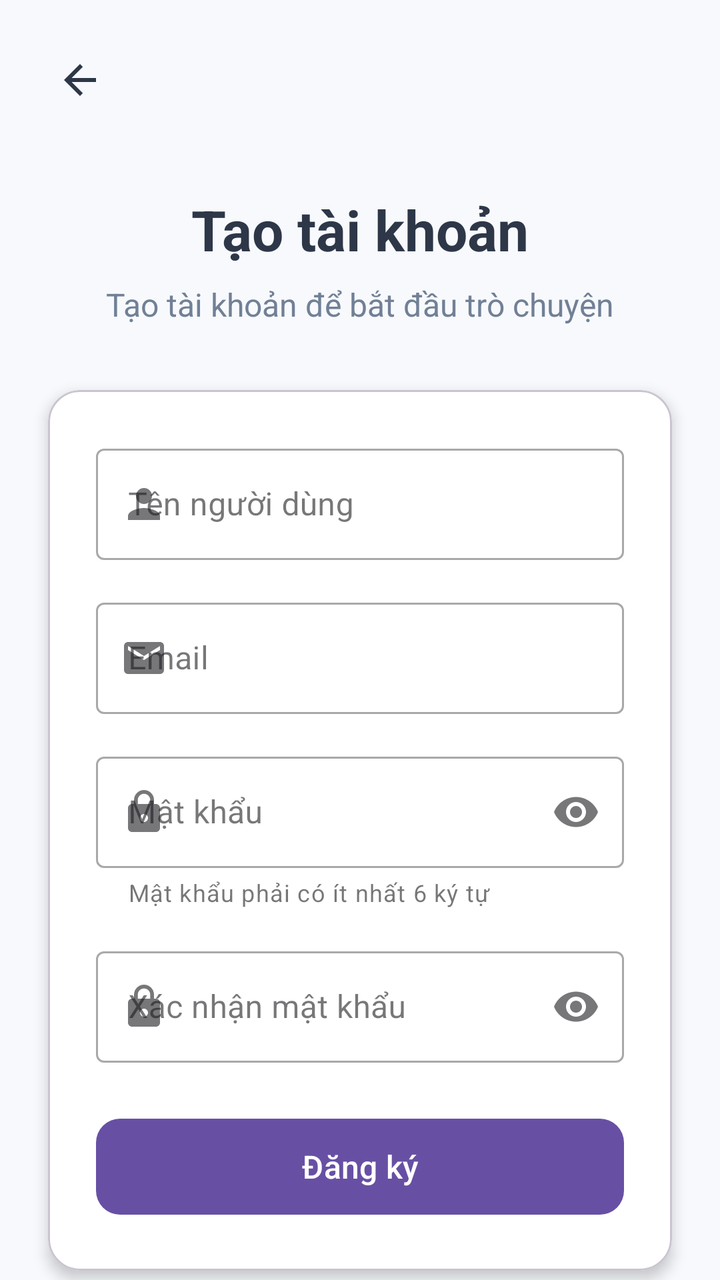
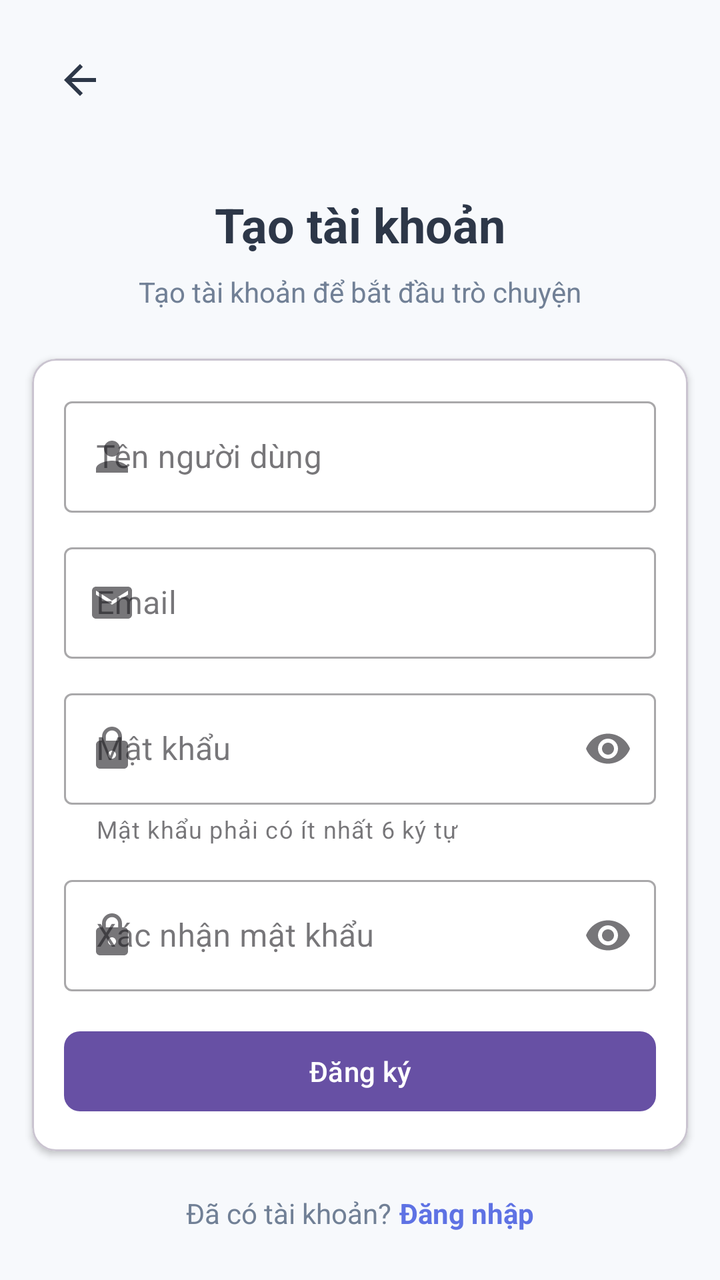

Before-and-after screenshots of an Android layout around one commit, followed by the original layout XML and the change that was made.
<!-- AndroidManifest.xml: application theme Theme.VibeChat -->
<!-- res/layout/activity_register.xml -->
<?xml version="1.0" encoding="utf-8"?>
<androidx.constraintlayout.widget.ConstraintLayout xmlns:android="http://schemas.android.com/apk/res/android"
    xmlns:app="http://schemas.android.com/apk/res-auto"
    android:layout_width="match_parent"
    android:layout_height="match_parent"
    android:background="@color/colorBackground">

    <ImageButton
        android:id="@+id/backButton"
        android:layout_width="48dp"
        android:layout_height="48dp"
        android:layout_margin="16dp"
        android:background="?attr/selectableItemBackgroundBorderless"
        android:contentDescription="@string/back"
        android:src="@drawable/ic_back"
        app:layout_constraintStart_toStartOf="parent"
        app:layout_constraintTop_toTopOf="parent"
        app:tint="@color/colorTextPrimary" />

    <TextView
        android:id="@+id/titleTextView"
        android:layout_width="wrap_content"
        android:layout_height="wrap_content"
        android:layout_marginTop="32dp"
        android:text="@string/create_account"
        android:textColor="@color/colorTextPrimary"
        android:textSize="28sp"
        android:textStyle="bold"
        app:layout_constraintEnd_toEndOf="parent"
        app:layout_constraintStart_toStartOf="parent"
        app:layout_constraintTop_toBottomOf="@id/backButton" />

    <TextView
        android:id="@+id/subtitleTextView"
        android:layout_width="wrap_content"
        android:layout_height="wrap_content"
        android:layout_marginTop="8dp"
        android:text="@string/register_subtitle"
        android:textColor="@color/colorTextSecondary"
        android:textSize="16sp"
        app:layout_constraintEnd_toEndOf="parent"
        app:layout_constraintStart_toStartOf="parent"
        app:layout_constraintTop_toBottomOf="@id/titleTextView" />

    <com.google.android.material.card.MaterialCardView
        android:id="@+id/registerCardView"
        android:layout_width="0dp"
        android:layout_height="wrap_content"
        android:layout_marginStart="24dp"
        android:layout_marginTop="32dp"
        android:layout_marginEnd="24dp"
        app:cardBackgroundColor="@color/colorSurface"
        app:cardCornerRadius="16dp"
        app:cardElevation="4dp"
        app:layout_constraintEnd_toEndOf="parent"
        app:layout_constraintStart_toStartOf="parent"
        app:layout_constraintTop_toBottomOf="@id/subtitleTextView">

        <LinearLayout
            android:layout_width="match_parent"
            android:layout_height="wrap_content"
            android:orientation="vertical"
            android:padding="24dp">

            <com.google.android.material.textfield.TextInputLayout
                android:id="@+id/usernameInputLayout"
                style="@style/Widget.MaterialComponents.TextInputLayout.OutlinedBox"
                android:layout_width="match_parent"
                android:layout_height="wrap_content"
                android:hint="@string/username"
                app:startIconDrawable="@drawable/ic_person">

                <com.google.android.material.textfield.TextInputEditText
                    android:id="@+id/usernameEditText"
                    android:layout_width="match_parent"
                    android:layout_height="wrap_content"
                    android:inputType="textPersonName" />
            </com.google.android.material.textfield.TextInputLayout>

            <com.google.android.material.textfield.TextInputLayout
                android:id="@+id/emailInputLayout"
                style="@style/Widget.MaterialComponents.TextInputLayout.OutlinedBox"
                android:layout_width="match_parent"
                android:layout_height="wrap_content"
                android:layout_marginTop="16dp"
                android:hint="@string/email"
                app:startIconDrawable="@drawable/ic_email">

                <com.google.android.material.textfield.TextInputEditText
                    android:id="@+id/emailEditText"
                    android:layout_width="match_parent"
                    android:layout_height="wrap_content"
                    android:inputType="textEmailAddress" />
            </com.google.android.material.textfield.TextInputLayout>

            <com.google.android.material.textfield.TextInputLayout
                android:id="@+id/passwordInputLayout"
                style="@style/Widget.MaterialComponents.TextInputLayout.OutlinedBox"
                android:layout_width="match_parent"
                android:layout_height="wrap_content"
                android:layout_marginTop="16dp"
                android:hint="@string/password"
                app:endIconMode="password_toggle"
                app:startIconDrawable="@drawable/ic_lock"
                app:helperText="@string/password_helper"
                app:helperTextEnabled="true">

                <com.google.android.material.textfield.TextInputEditText
                    android:id="@+id/passwordEditText"
                    android:layout_width="match_parent"
                    android:layout_height="wrap_content"
                    android:inputType="textPassword" />
            </com.google.android.material.textfield.TextInputLayout>

            <com.google.android.material.textfield.TextInputLayout
                android:id="@+id/confirmPasswordInputLayout"
                style="@style/Widget.MaterialComponents.TextInputLayout.OutlinedBox"
                android:layout_width="match_parent"
                android:layout_height="wrap_content"
                android:layout_marginTop="16dp"
                android:hint="@string/confirm_password"
                app:endIconMode="password_toggle"
                app:startIconDrawable="@drawable/ic_lock">

                <com.google.android.material.textfield.TextInputEditText
                    android:id="@+id/confirmPasswordEditText"
                    android:layout_width="match_parent"
                    android:layout_height="wrap_content"
                    android:inputType="textPassword" />
            </com.google.android.material.textfield.TextInputLayout>

            <com.google.android.material.button.MaterialButton
                android:id="@+id/registerButton"
                android:layout_width="match_parent"
                android:layout_height="56dp"
                android:layout_marginTop="24dp"
                android:text="@string/register"
                android:textAllCaps="false"
                android:textSize="16sp"
                app:cornerRadius="12dp" />
        </LinearLayout>
    </com.google.android.material.card.MaterialCardView>

    <LinearLayout
        android:layout_width="wrap_content"
        android:layout_height="wrap_content"
        android:layout_marginBottom="32dp"
        android:gravity="center"
        android:orientation="horizontal"
        app:layout_constraintBottom_toBottomOf="parent"
        app:layout_constraintEnd_toEndOf="parent"
        app:layout_constraintStart_toStartOf="parent">

        <TextView
            android:layout_width="wrap_content"
            android:layout_height="wrap_content"
            android:text="@string/already_have_account"
            android:textColor="@color/colorTextSecondary"
            android:textSize="16sp" />

        <TextView
            android:id="@+id/loginTextView"
            android:layout_width="wrap_content"
            android:layout_height="wrap_content"
            android:layout_marginStart="4dp"
            android:text="@string/login"
            android:textColor="@color/colorPrimary"
            android:textSize="16sp"
            android:textStyle="bold" />
    </LinearLayout>

    <ProgressBar
        android:id="@+id/progressBar"
        android:layout_width="wrap_content"
        android:layout_height="wrap_content"
        android:visibility="gone"
        app:layout_constraintBottom_toBottomOf="parent"
        app:layout_constraintEnd_toEndOf="parent"
        app:layout_constraintStart_toStartOf="parent"
        app:layout_constraintTop_toTopOf="parent" />

</androidx.constraintlayout.widget.ConstraintLayout>
<!-- resources referenced by this layout -->
<resources>
  <color name="colorBackground">#F7F9FC</color>
  <color name="colorPrimary">#5E72E4</color>
  <color name="colorSurface">#FFFFFF</color>
  <color name="colorTextPrimary">#2D3748</color>
  <color name="colorTextSecondary">#718096</color>
  <!-- drawable ic_back (drawable) -->
  <vector xmlns:android="http://schemas.android.com/apk/res/android"
      android:width="24dp"
      android:height="24dp"
      android:viewportWidth="24"
      android:viewportHeight="24"
      android:tint="?attr/colorControlNormal">
      <path
          android:fillColor="@android:color/white"
          android:pathData="M20,11H7.83l5.59,-5.59L12,4l-8,8 8,8 1.41,-1.41L7.83,13H20v-2z"/>
  </vector>
  <!-- drawable ic_email (drawable) -->
  <vector xmlns:android="http://schemas.android.com/apk/res/android"
      android:width="24dp"
      android:height="24dp"
      android:viewportWidth="24"
      android:viewportHeight="24"
      android:tint="?attr/colorControlNormal">
      <path
          android:fillColor="@android:color/white"
          android:pathData="M20,4L4,4c-1.1,0 -1.99,0.9 -1.99,2L2,18c0,1.1 0.9,2 2,2h16c1.1,0 2,-0.9 2,-2L22,6c0,-1.1 -0.9,-2 -2,-2zM20,8l-8,5 -8,-5L4,6l8,5 8,-5v2z"/>
  </vector>
  <!-- drawable ic_lock (drawable) -->
  <vector xmlns:android="http://schemas.android.com/apk/res/android"
      android:width="24dp"
      android:height="24dp"
      android:viewportWidth="24"
      android:viewportHeight="24"
      android:tint="?attr/colorControlNormal">
      <path
          android:fillColor="@android:color/white"
          android:pathData="M18,8h-1L17,6c0,-2.76 -2.24,-5 -5,-5S7,3.24 7,6v2L6,8c-1.1,0 -2,0.9 -2,2v10c0,1.1 0.9,2 2,2h12c1.1,0 2,-0.9 2,-2L20,10c0,-1.1 -0.9,-2 -2,-2zM12,17c-1.1,0 -2,-0.9 -2,-2s0.9,-2 2,-2 2,0.9 2,2 -0.9,2 -2,2zM15.1,8L8.9,8L8.9,6c0,-1.71 1.39,-3.1 3.1,-3.1 1.71,0 3.1,1.39 3.1,3.1v2z"/>
  </vector>
  <!-- drawable ic_person (drawable) -->
  <vector xmlns:android="http://schemas.android.com/apk/res/android"
      android:width="24dp"
      android:height="24dp"
      android:viewportWidth="24"
      android:viewportHeight="24"
      android:tint="?attr/colorControlNormal">
      <path
          android:fillColor="@android:color/white"
          android:pathData="M12,12c2.21,0 4,-1.79 4,-4s-1.79,-4 -4,-4 -4,1.79 -4,4 1.79,4 4,4zM12,14c-2.67,0 -8,1.34 -8,4v2h16v-2c0,-2.66 -5.33,-4 -8,-4z"/>
  </vector>
  <string name="already_have_account">Đã có tài khoản?</string>
  <string name="back">Quay lại</string>
  <string name="confirm_password">Xác nhận mật khẩu</string>
  <string name="create_account">Tạo tài khoản</string>
  <string name="email">Email</string>
  <string name="login">Đăng nhập</string>
  <string name="password">Mật khẩu</string>
  <string name="password_helper">Mật khẩu phải có ít nhất 6 ký tự</string>
  <string name="register">Đăng ký</string>
  <string name="register_subtitle">Tạo tài khoản để bắt đầu trò chuyện</string>
  <string name="username">Tên người dùng</string>
  <style name="Theme.VibeChat" parent="Base.Theme.VibeChat" />
  <style name="Base.Theme.VibeChat" parent="Theme.Material3.DayNight.NoActionBar">
          
          
      </style>
</resources>

<!-- the commit's change to res/layout/activity_register.xml (unified diff, before → after) -->
@@ -24,7 +24,7 @@
         android:layout_marginTop="32dp"
         android:text="@string/create_account"
         android:textColor="@color/colorTextPrimary"
-        android:textSize="28sp"
+        android:textSize="24sp"
         android:textStyle="bold"
         app:layout_constraintEnd_toEndOf="parent"
         app:layout_constraintStart_toStartOf="parent"
@@ -37,7 +37,7 @@
         android:layout_marginTop="8dp"
         android:text="@string/register_subtitle"
         android:textColor="@color/colorTextSecondary"
-        android:textSize="16sp"
+        android:textSize="14sp"
         app:layout_constraintEnd_toEndOf="parent"
         app:layout_constraintStart_toStartOf="parent"
         app:layout_constraintTop_toBottomOf="@id/titleTextView" />
@@ -46,12 +46,12 @@
         android:id="@+id/registerCardView"
         android:layout_width="0dp"
         android:layout_height="wrap_content"
-        android:layout_marginStart="24dp"
-        android:layout_marginTop="32dp"
-        android:layout_marginEnd="24dp"
+        android:layout_marginStart="16dp"
+        android:layout_marginTop="24dp"
+        android:layout_marginEnd="16dp"
         app:cardBackgroundColor="@color/colorSurface"
-        app:cardCornerRadius="16dp"
-        app:cardElevation="4dp"
+        app:cardCornerRadius="12dp"
+        app:cardElevation="2dp"
         app:layout_constraintEnd_toEndOf="parent"
         app:layout_constraintStart_toStartOf="parent"
         app:layout_constraintTop_toBottomOf="@id/subtitleTextView">
@@ -60,7 +60,7 @@
             android:layout_width="match_parent"
             android:layout_height="wrap_content"
             android:orientation="vertical"
-            android:padding="24dp">
+            android:padding="16dp">
 
             <com.google.android.material.textfield.TextInputLayout
                 android:id="@+id/usernameInputLayout"
@@ -82,7 +82,7 @@
                 style="@style/Widget.MaterialComponents.TextInputLayout.OutlinedBox"
                 android:layout_width="match_parent"
                 android:layout_height="wrap_content"
-                android:layout_marginTop="16dp"
+                android:layout_marginTop="12dp"
                 android:hint="@string/email"
                 app:startIconDrawable="@drawable/ic_email">
 
@@ -98,7 +98,7 @@
                 style="@style/Widget.MaterialComponents.TextInputLayout.OutlinedBox"
                 android:layout_width="match_parent"
                 android:layout_height="wrap_content"
-                android:layout_marginTop="16dp"
+                android:layout_marginTop="12dp"
                 android:hint="@string/password"
                 app:endIconMode="password_toggle"
                 app:startIconDrawable="@drawable/ic_lock"
@@ -117,7 +117,7 @@
                 style="@style/Widget.MaterialComponents.TextInputLayout.OutlinedBox"
                 android:layout_width="match_parent"
                 android:layout_height="wrap_content"
-                android:layout_marginTop="16dp"
+                android:layout_marginTop="12dp"
                 android:hint="@string/confirm_password"
                 app:endIconMode="password_toggle"
                 app:startIconDrawable="@drawable/ic_lock">
@@ -132,19 +132,19 @@
             <com.google.android.material.button.MaterialButton
                 android:id="@+id/registerButton"
                 android:layout_width="match_parent"
-                android:layout_height="56dp"
-                android:layout_marginTop="24dp"
+                android:layout_height="48dp"
+                android:layout_marginTop="16dp"
                 android:text="@string/register"
                 android:textAllCaps="false"
-                android:textSize="16sp"
-                app:cornerRadius="12dp" />
+                android:textSize="14sp"
+                app:cornerRadius="8dp" />
         </LinearLayout>
     </com.google.android.material.card.MaterialCardView>
 
     <LinearLayout
         android:layout_width="wrap_content"
         android:layout_height="wrap_content"
-        android:layout_marginBottom="32dp"
+        android:layout_marginBottom="24dp"
         android:gravity="center"
         android:orientation="horizontal"
         app:layout_constraintBottom_toBottomOf="parent"
@@ -156,7 +156,7 @@
             android:layout_height="wrap_content"
             android:text="@string/already_have_account"
             android:textColor="@color/colorTextSecondary"
-            android:textSize="16sp" />
+            android:textSize="14sp" />
 
         <TextView
             android:id="@+id/loginTextView"
@@ -165,7 +165,7 @@
             android:layout_marginStart="4dp"
             android:text="@string/login"
             android:textColor="@color/colorPrimary"
-            android:textSize="16sp"
+            android:textSize="14sp"
             android:textStyle="bold" />
     </LinearLayout>
 
